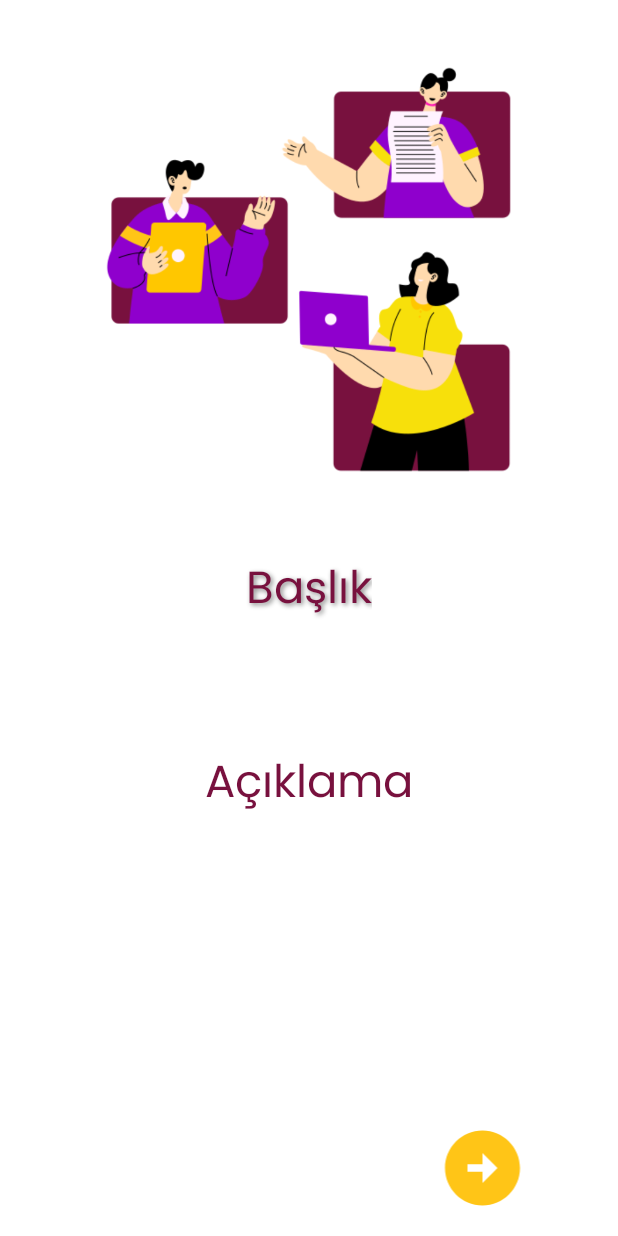
After one commit to abdullah-tanriverdi/FiratFuzyonApp, an Android app: the layout onboarding_layout1.xml on its own in the app's theme, with its tools: preview values and no code run, on a phone screen of 412 x 824 dp. The commit adds this screen. Run offline under Robolectric (Android 15) with nearby library versions, the phone set to English and light mode, and no system bars.

Commit message:
Onboarding Screen Designed And Coded

```diff
--- a/app/src/main/java/com/tanriverdi/firatfuzyon/SplashScreenActivity.kt
+++ b/app/src/main/java/com/tanriverdi/firatfuzyon/SplashScreenActivity.kt
@@ -9,14 +9,14 @@ class SplashScreenActivity : AppCompatActivity() {
 
 
     // Başlangıç ekranının gösterim süresi tanımlanır.
-    private val splashTimeOut: Long = 1000
+    private val splashTimeOut: Long = 2000
     override fun onCreate(savedInstanceState: Bundle?) {
         super.onCreate(savedInstanceState)
         setContentView(R.layout.activity_splash_screen)
 
         // Belirli bir süre gecikme sonrasında istenilen Activitye geçiş yapacak işlemler tanımlanır.
         Handler().postDelayed({
-            val intent = Intent (this@SplashScreenActivity, MainActivity::class.java)
+            val intent = Intent (this@SplashScreenActivity, OnboardingScreenActivity::class.java)
             startActivity(intent)
             finish()
         }, splashTimeOut)
--- /dev/null
+++ b/app/src/main/res/drawable/baseline_arrow_circle_left_24.xml
@@ -0,0 +1,5 @@
+<vector android:height="24dp" android:tint="#FFC517"
+    android:viewportHeight="24" android:viewportWidth="24"
+    android:width="24dp" xmlns:android="http://schemas.android.com/apk/res/android">
+    <path android:fillColor="@android:color/white" android:pathData="M2,12c0,5.52 4.48,10 10,10s10,-4.48 10,-10c0,-5.52 -4.48,-10 -10,-10C6.48,2 2,6.48 2,12zM12,11l4,0v2l-4,0l0,3l-4,-4l4,-4L12,11z"/>
+</vector>
--- /dev/null
+++ b/app/src/main/res/drawable/baseline_arrow_circle_right_24.xml
@@ -0,0 +1,5 @@
+<vector android:height="24dp" android:tint="#FFC517"
+    android:viewportHeight="24" android:viewportWidth="24"
+    android:width="24dp" xmlns:android="http://schemas.android.com/apk/res/android">
+    <path android:fillColor="@android:color/white" android:pathData="M22,12c0,-5.52 -4.48,-10 -10,-10S2,6.48 2,12c0,5.52 4.48,10 10,10S22,17.52 22,12zM12,13l-4,0v-2l4,0V8l4,4l-4,4V13z"/>
+</vector>
--- a/app/src/main/res/layout/activity_splash_screen.xml
+++ b/app/src/main/res/layout/activity_splash_screen.xml
@@ -39,7 +39,7 @@
         android:fontFamily="@font/poppins"
         android:textColor="@color/burgundy"
         android:textSize="20sp"
-        android:text="@string/slogan"/>
+        android:text="@string/slogan" />
 
 
 </RelativeLayout>
--- /dev/null
+++ b/app/src/main/res/layout/onboarding_layout1.xml
@@ -0,0 +1,85 @@
+<?xml version="1.0" encoding="utf-8"?>
+<RelativeLayout
+    xmlns:android="http://schemas.android.com/apk/res/android"
+    android:layout_width="match_parent"
+    android:layout_height="match_parent"
+    android:background="@color/white">
+
+    <ImageView
+        android:id="@+id/onboarding_layout_image"
+        android:layout_width="300dp"
+        android:layout_height="300dp"
+        android:layout_marginTop="30dp"
+        android:layout_alignParentTop="true"
+        android:layout_centerHorizontal="true"
+        android:src="@drawable/onboarding1" />
+
+    <TextView
+        android:id="@+id/onboarding_layout_text1"
+        android:layout_width="wrap_content"
+        android:layout_height="wrap_content"
+        android:layout_margin="40dp"
+        android:layout_centerHorizontal="true"
+        android:layout_marginTop="15dp"
+        android:layout_below="@id/onboarding_layout_image"
+        android:fontFamily="@font/poppins"
+        android:textSize="30sp"
+        android:textColor="@color/burgundy"
+        android:text="Başlık"
+        android:shadowColor="#888888"
+        android:shadowDx="2"
+        android:shadowDy="2"
+        android:shadowRadius="4"/>
+
+    <TextView
+        android:id="@+id/onboarding_layout_text2"
+        android:layout_width="wrap_content"
+        android:layout_height="wrap_content"
+        android:layout_margin="40dp"
+        android:layout_centerHorizontal="true"
+        android:layout_below="@id/onboarding_layout_text1"
+        android:fontFamily="@font/poppins"
+        android:textStyle="normal"
+        android:textSize="30sp"
+        android:textColor="@color/burgundy"
+        android:layout_marginTop="15dp"
+        android:text="Açıklama" />
+
+
+    <LinearLayout
+        android:layout_width="match_parent"
+        android:layout_height="wrap_content"
+        android:orientation="horizontal"
+        android:gravity="bottom|start"
+        android:layout_alignParentBottom="true"
+        android:layout_margin="15dp">
+
+
+        <ImageView
+            android:visibility="gone"
+            android:id="@+id/prevButton"
+            android:layout_width="150dp"
+            android:layout_height="60dp"
+            android:src="@drawable/baseline_arrow_circle_left_24"/>
+
+        <Space
+            android:layout_width="0dp"
+            android:layout_height="0dp"
+            android:layout_weight="1"/>
+
+        <ImageView
+            android:id="@+id/nextButton"
+            android:layout_width="150dp"
+            android:layout_height="60dp"
+            android:src="@drawable/baseline_arrow_circle_right_24"/>
+
+
+    </LinearLayout>
+
+
+
+
+
+
+
+</RelativeLayout>
--- a/app/src/main/res/values/colors.xml
+++ b/app/src/main/res/values/colors.xml
@@ -3,4 +3,5 @@
     <color name="black">#FF000000</color>
     <color name="white">#FFFFFFFF</color>
     <color name="burgundy">#78113e</color>
+    <color name="yellow">#ffc517</color>
 </resources>
```
Also changed, not shown: app/src/main/AndroidManifest.xml (+9 -8 lines), app/src/main/java/com/tanriverdi/firatfuzyon/OnboardingScreenActivity.kt (added, +61 -0 lines), app/src/main/java/com/tanriverdi/firatfuzyon/OnboardingScreenAdapter.kt (added, +109 -0 lines), app/src/main/res/layout/activity_onboarding_screen.xml (added, +17 -0 lines), app/src/main/res/layout/onboarding_layout2.xml (added, +84 -0 lines), app/src/main/res/layout/onboarding_layout3.xml (added, +84 -0 lines), app/src/main/res/layout/onboarding_layout4.xml (added, +87 -0 lines), app/src/main/res/drawable/onboarding1.png (added), app/src/main/res/drawable/onboarding2.png (added), app/src/main/res/drawable/onboarding3.png (added), app/src/main/res/drawable/onboarding4.png (added), app/src/main/res/drawable/onboardinggoto.png (added).
